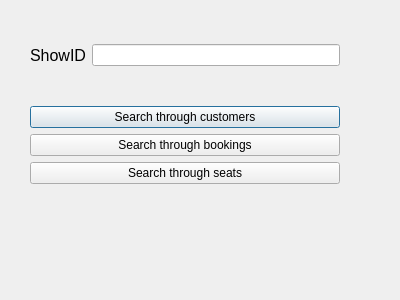
Above: ui_design_files/main_window.ui from Karelak/Ticket-Booking-System before the change. Below: the same form after it.
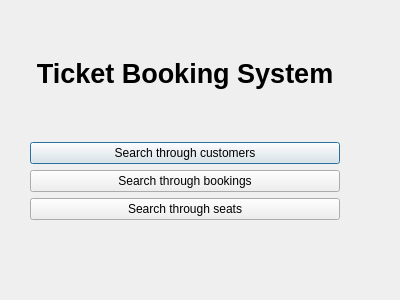
That is the form after the change.

Commit message: feat: enhance UI layout and improve label styling in main window

The edit to the form file:
```diff
--- a/ui_design_files/main_window.ui
+++ b/ui_design_files/main_window.ui
@@ -13,7 +13,7 @@
   <property name="windowTitle">
    <string>Dialog</string>
   </property>
-  <widget class="QWidget" name="">
+  <widget class="QWidget" name="layoutWidget">
    <property name="geometry">
     <rect>
      <x>30</x>
@@ -29,18 +29,16 @@
        <widget class="QLabel" name="label_2">
         <property name="font">
          <font>
-          <pointsize>12</pointsize>
+          <pointsize>20</pointsize>
+          <weight>75</weight>
+          <bold>true</bold>
          </font>
         </property>
         <property name="text">
-         <string>ShowID</string>
+         <string>Ticket Booking System</string>
         </property>
-       </widget>
-      </item>
-      <item>
-       <widget class="QLineEdit" name="showid">
-        <property name="text">
-         <string/>
+        <property name="alignment">
+         <set>Qt::AlignCenter</set>
         </property>
        </widget>
       </item>
```
Left out of the diff: 2 changed lines with no effect on the pictures. The commit also changes 4 other files.
